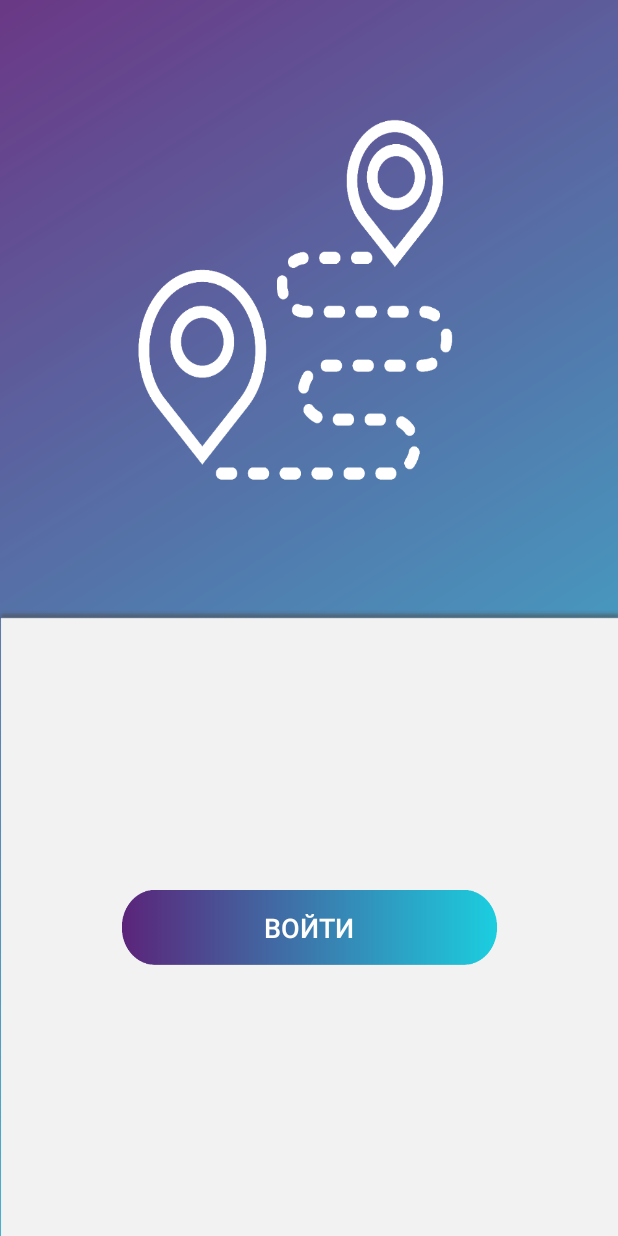
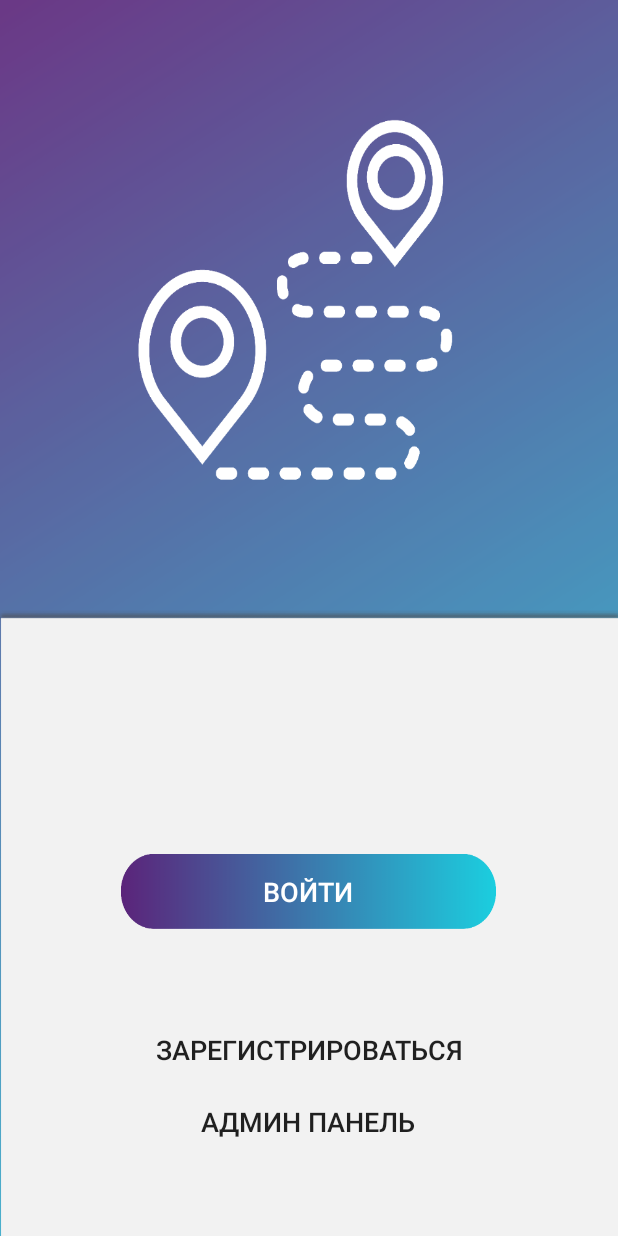
Before and after one commit to architectD/Delhel, an Android app: the screen it shows after launch (Login), on a phone screen of 412 x 824 dp. Run offline under Robolectric (Android 15) with nearby library versions, the phone set to English and light mode, and no system bars.

Commit message:
Last finish commit

```diff
--- a/app/src/main/AndroidManifest.xml
+++ b/app/src/main/AndroidManifest.xml
@@ -10,13 +10,12 @@
     <uses-permission android:name="android.permission.CAMERA" />
     <uses-permission android:name="android.permission.ACCESS_FINE_LOCATION" />
     <uses-permission android:name="android.permission.ACCESS_COARSE_LOCATION" />
-    <uses-permission android:name="android.permission.VIBRATE" />
 
     <application
         android:allowBackup="true"
         android:fullBackupContent="false"
         android:hardwareAccelerated="true"
-        android:icon="@drawable/icon"
+        android:icon="@mipmap/ico"
         android:label="MultiTrackerApp"
         android:supportsRtl = "true"
         android:theme="@style/AppTheme">
--- a/app/src/main/res/layout/login.xml
+++ b/app/src/main/res/layout/login.xml
@@ -11,19 +11,21 @@
         android:id="@+id/button"
         android:layout_width="250dp"
         android:layout_height="50dp"
-        android:layout_marginBottom="8dp"
+        android:layout_marginBottom="4dp"
         android:layout_marginEnd="8dp"
         android:layout_marginStart="8dp"
-        android:layout_marginTop="8dp"
+        android:layout_marginTop="16dp"
         android:background="@mipmap/loginbuttonback2"
         android:onClick="onClickEnter"
         android:text="Войти"
         android:textColor="@android:color/white"
         android:textSize="18sp"
-        app:layout_constraintBottom_toBottomOf="parent"
+        app:layout_constraintBottom_toTopOf="@+id/button3"
         app:layout_constraintEnd_toEndOf="parent"
+        app:layout_constraintHorizontal_bias="0.496"
         app:layout_constraintStart_toStartOf="parent"
-        app:layout_constraintTop_toTopOf="@+id/guideline" />
+        app:layout_constraintTop_toTopOf="@+id/guideline"
+        app:layout_constraintVertical_bias="0.729" />
 
     <android.support.constraint.Guideline
         android:id="@+id/guideline"
@@ -33,4 +35,32 @@
         app:layout_constraintGuide_percent="0.5"
         app:layout_constraintTop_toTopOf="parent" />
 
+    <Button
+        android:id="@+id/button3"
+        android:layout_width="wrap_content"
+        android:layout_height="wrap_content"
+        android:layout_marginEnd="8dp"
+        android:layout_marginStart="8dp"
+        android:background="@android:color/transparent"
+        android:text="Зарегистрироваться"
+        android:textSize="18sp"
+        app:layout_constraintBottom_toTopOf="@+id/button5"
+        app:layout_constraintEnd_toEndOf="parent"
+        app:layout_constraintStart_toStartOf="parent" />
+
+    <Button
+        android:id="@+id/button5"
+        android:layout_width="wrap_content"
+        android:layout_height="wrap_content"
+        android:layout_marginBottom="52dp"
+        android:layout_marginEnd="8dp"
+        android:layout_marginStart="8dp"
+        android:background="@android:color/transparent"
+        android:text="Админ панель"
+        android:textSize="18sp"
+        app:layout_constraintBottom_toBottomOf="parent"
+        app:layout_constraintEnd_toEndOf="parent"
+        app:layout_constraintHorizontal_bias="0.498"
+        app:layout_constraintStart_toStartOf="parent" />
+
 </android.support.constraint.ConstraintLayout>
```
Also changed, not shown: app/src/main/res/mipmap-xxxhdpi/ico.png (added), 26 other files.
